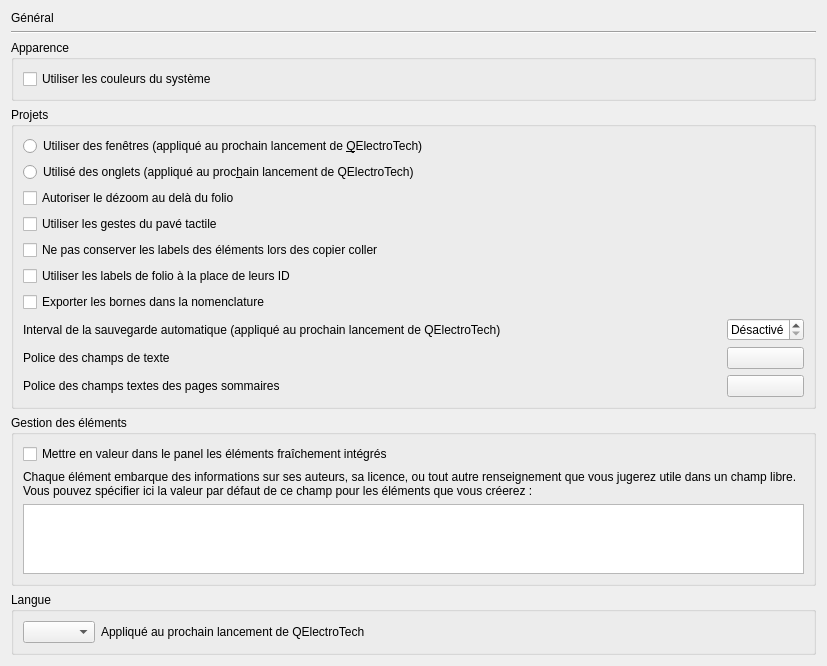
klauer/qelectrotech, file sources/ui/configpage/generalconfigurationpage.ui: the form before one commit.
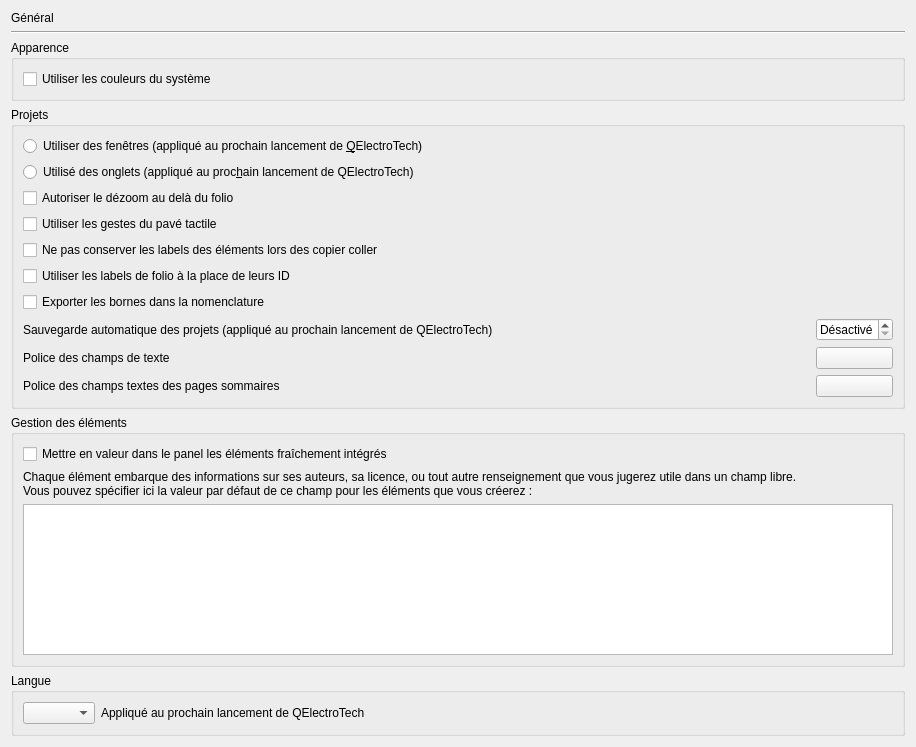
The form after the commit.

Diff of the .ui file:
```diff
--- a/sources/ui/configpage/generalconfigurationpage.ui
+++ b/sources/ui/configpage/generalconfigurationpage.ui
@@ -6,8 +6,8 @@
    <rect>
     <x>0</x>
     <y>0</y>
-    <width>827</width>
-    <height>662</height>
+    <width>916</width>
+    <height>747</height>
    </rect>
   </property>
   <property name="windowTitle">
@@ -60,7 +60,7 @@
       <item row="7" column="0">
        <widget class="QLabel" name="label">
         <property name="text">
-         <string>Interval de la sauvegarde automatique (appliqué au prochain lancement de QElectroTech)</string>
+         <string>Sauvegarde automatique des projets (appliqué au prochain lancement de QElectroTech)</string>
         </property>
        </widget>
       </item>
```
